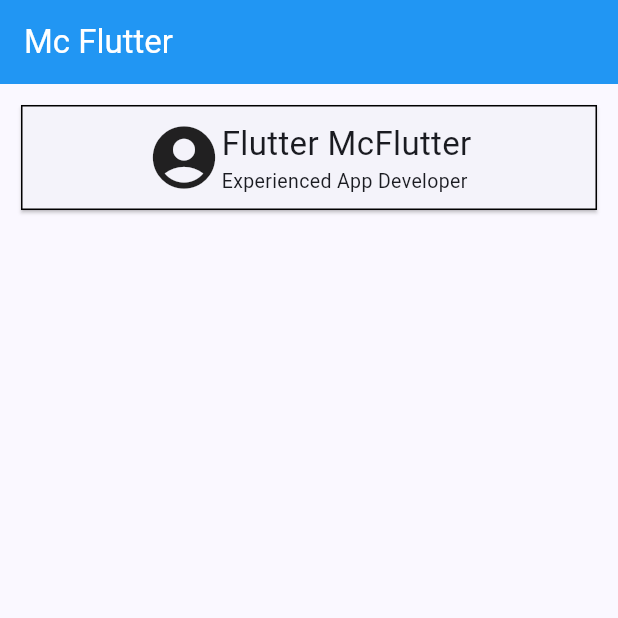
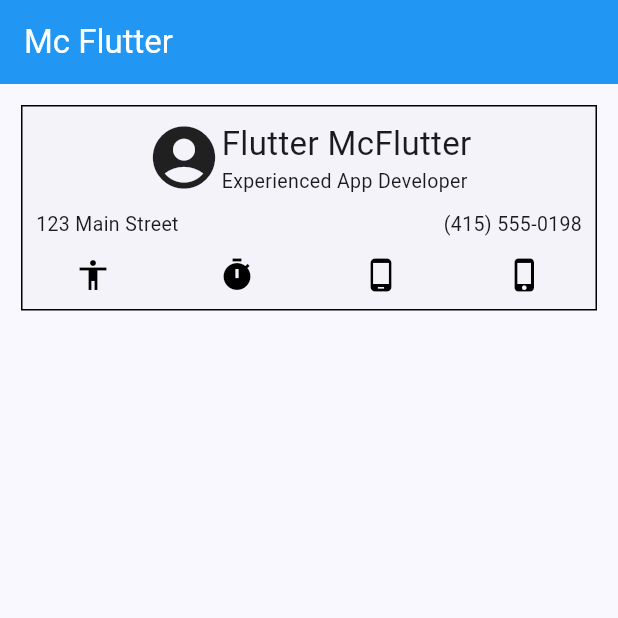
Before and after one commit to desparza13/Tareas_Programacion_Dispositivos_Moviles, a Flutter app: the screen it shows after launch, on a phone screen of 412 x 824 dp, the top half of it. Run offline on Flutter 3.47's test engine with Material 2 defaults, Android fonts, the light colour scheme and no system bars.

Commit message:
Interfaz de usuario UI terminada, botones ya cambian de color al presionarlos

```diff
--- a/tarea1_mcflutter/lib/main.dart
+++ b/tarea1_mcflutter/lib/main.dart
@@ -30,9 +30,18 @@ class MyApp extends StatelessWidget {
   }
 }
 
-class McFlutter extends StatelessWidget {
+class McFlutter extends StatefulWidget {
   const McFlutter({super.key});
 
+  @override
+  McFlutterState createState() => McFlutterState();
+}
+
+class McFlutterState extends State<McFlutter> {
+  Color icono1 = Colors.black;
+  Color icono2 = Colors.black;
+  Color icono3 = Colors.black;
+  Color icono4 = Colors.black;
   @override
   Widget build(BuildContext context) {
     //Definimos la clase BirthdayCard de un StatelessWidget (No se mueve)
@@ -41,7 +50,8 @@ class McFlutter extends StatelessWidget {
         appBar: AppBar(
           centerTitle:
               false, //Le decimos que no este centrado ya que el default en iOS es centrado
-          backgroundColor: Colors.blue, //Damos color de fondo aunque podríamos tomarlo del contexto de la app
+          backgroundColor: Colors
+              .blue, //Damos color de fondo aunque podríamos tomarlo del contexto de la app
           title: const Text(
             'Mc Flutter',
             style: TextStyle(color: Colors.white),
@@ -52,11 +62,13 @@ class McFlutter extends StatelessWidget {
           children: [
             Container(
               padding: const EdgeInsets.all(10.0),
-              child: const Card(
-                shape: RoundedRectangleBorder(
-                  side: BorderSide(color: Colors.black, width: 1)
-                ),
-                child: Padding(
+              child: Card(
+                  elevation: 0,
+                  shape: const RoundedRectangleBorder(
+                      side: BorderSide(color: Colors.black, width: 1)),
+                  child: Column(
+                    children: [
+                      const Padding(
                         padding: EdgeInsets.all(10.0),
                         child: Row(
                             mainAxisAlignment: MainAxisAlignment.center,
@@ -72,19 +84,83 @@ class McFlutter extends StatelessWidget {
                                         style: TextStyle(
                                           fontSize: 22,
                                           //fontWeight: FontWeight.bold,
-                            )
-                          ),
+                                        )),
                                     Text("Experienced App Developer",
                                         style: TextStyle(
                                           fontSize: 13,
-                            )
-                          )
-                        ]
-                      )
-                    ]
+                                        ))
+                                  ])
+                            ]),
+                      ),
+                      const Padding(
+                        padding: EdgeInsets.symmetric(horizontal: 10),
+                        child: Row(
+                          mainAxisAlignment: MainAxisAlignment.spaceBetween,
+                          children: [
+                            Text(
+                              textAlign: TextAlign.start,
+                              "123 Main Street",
+                              style: TextStyle(fontSize: 13),
+                            ),
+                            Text(
+                              textAlign: TextAlign.end,
+                              "(415) 555-0198",
+                              style: TextStyle(fontSize: 13),
+                            ),
+                          ],
                         ),
                       ),
-              ),
+                      Row(
+                        mainAxisAlignment: MainAxisAlignment.spaceAround,
+                        children: [
+                          Expanded(
+                              child: IconButton(
+                                  icon: const Icon(Icons.accessibility),
+                                  color: icono1,
+                                  onPressed: () {
+                                    setState(() {
+                                      icono1 = icono1 == Colors.black
+                                          ? Colors.indigo
+                                          : Colors.black;
+                                    });
+                                  })),
+                          Expanded(
+                              child: IconButton(
+                                  icon: const Icon(Icons.timer),
+                                  color: icono2,
+                                  onPressed: () {
+                                    setState(() {
+                                      icono2 = icono2 == Colors.black
+                                          ? Colors.indigo
+                                          : Colors.black;
+                                    });
+                                  })),
+                          Expanded(
+                              child: IconButton(
+                                  icon: const Icon(Icons.phone_android),
+                                  color: icono3,
+                                  onPressed: () {
+                                    setState(() {
+                                      icono3 = icono3 == Colors.black
+                                          ? Colors.indigo
+                                          : Colors.black;
+                                    });
+                                  })),
+                          Expanded(
+                              child: IconButton(
+                                  icon: const Icon(Icons.phone_iphone),
+                                  color: icono4,
+                                  onPressed: () {
+                                    setState(() {
+                                      icono4 = icono4 == Colors.black
+                                          ? Colors.indigo
+                                          : Colors.black;
+                                    });
+                                  })),
+                        ],
+                      )
+                    ],
+                  )),
             )
           ],
         ));
```
Lines whose indentation alone changed are shown as unchanged.
